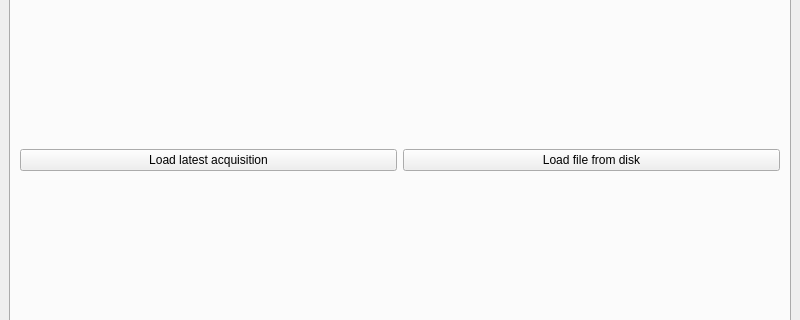
The window that interface.ui (Bastien38/wii) describes before a commit, drawn with Qt 5; both pictures show x 0 to 800 and y 141 to 461 of the 800 by 600 pixel window.
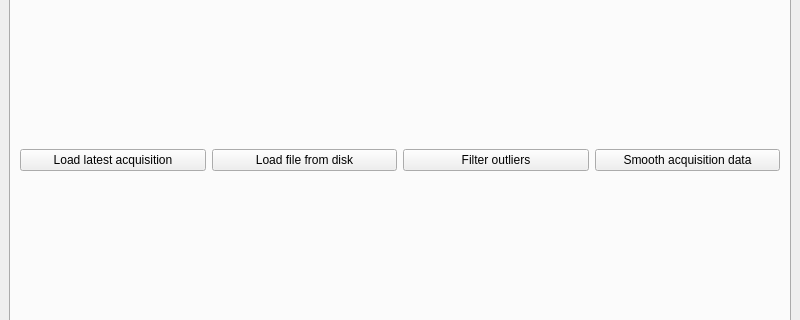
The same window after the commit. The open tabs and pages were chosen to show the change.

Commit message: Added new buttons in Analysis tab of UI

The edit to the form file:
```diff
--- a/interface.ui
+++ b/interface.ui
@@ -117,6 +117,20 @@
               </property>
              </widget>
             </item>
+            <item>
+             <widget class="QPushButton" name="pushButton_5">
+              <property name="text">
+               <string>Filter outliers</string>
+              </property>
+             </widget>
+            </item>
+            <item>
+             <widget class="QPushButton" name="pushButton_6">
+              <property name="text">
+               <string>Smooth acquisition data</string>
+              </property>
+             </widget>
+            </item>
            </layout>
           </item>
          </layout>
```
